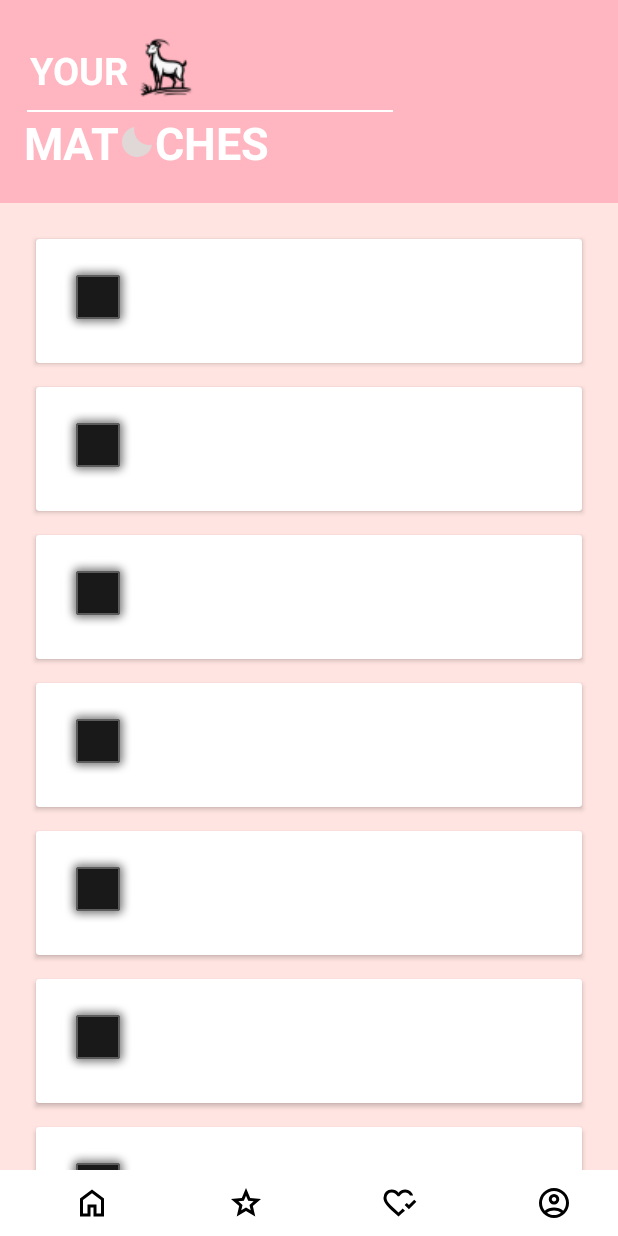
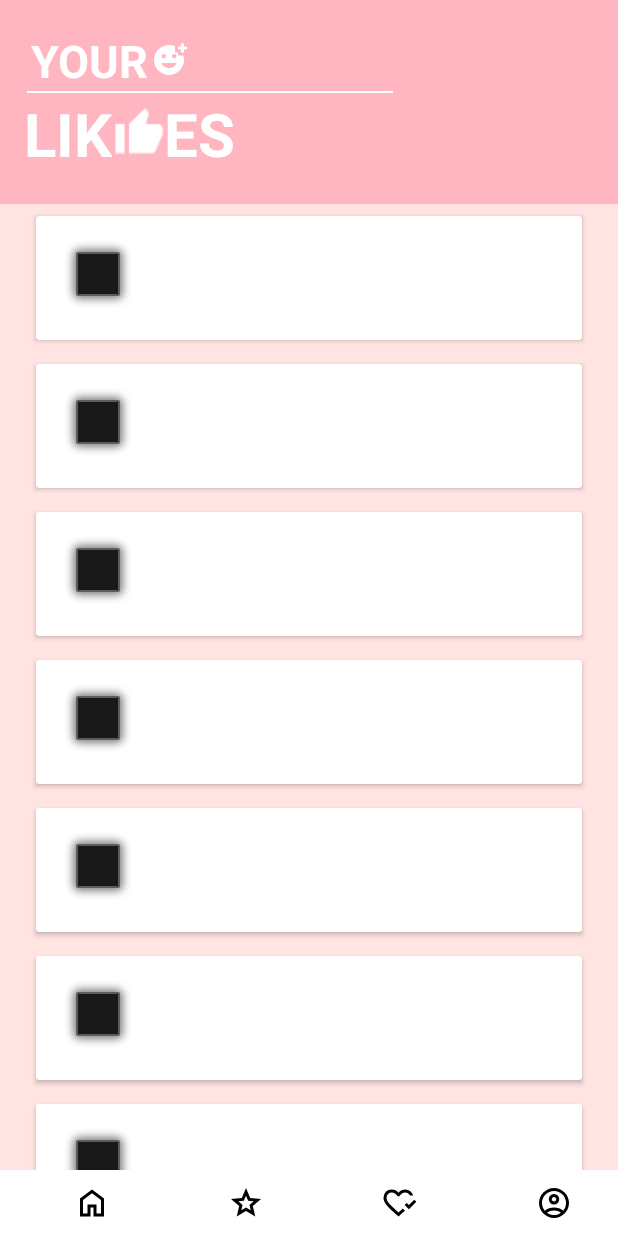
Before and after one commit to ax14n/naughty-sign, an Android app: the screen it shows after launch (MainActivity), on a phone screen of 412 x 824 dp. Run offline under Robolectric (Android 15) with nearby library versions, the phone set to English and light mode, and no system bars; our stand-ins replace data binding; 1 statement that could not run was skipped.

Commit message:
fix scrollview in likes and matches

```diff
--- a/app/src/main/java/com/example/naughty_sign/MainActivity.kt
+++ b/app/src/main/java/com/example/naughty_sign/MainActivity.kt
@@ -82,6 +82,6 @@ class MainActivity : AppCompatActivity() {
         )
         matchesBinding.matchesView.adapter = RecyclerViewAdapter(itemsMatches)
 
-        setContentView(matchesBinding.root)
+        setContentView(likesBinding.root)
     }
 }
--- a/app/src/main/res/layout/likes.xml
+++ b/app/src/main/res/layout/likes.xml
@@ -94,8 +94,9 @@
     <ScrollView
 
         android:layout_width="match_parent"
-        android:layout_height="wrap_content"
-        app:layout_constraintTop_toBottomOf="@+id/header_likes_layout">
+        android:layout_height="0dp"
+        app:layout_constraintTop_toBottomOf="@+id/header_likes_layout"
+        app:layout_constraintBottom_toTopOf="@+id/table_layout">
 
         <!-- Lista de contactos -->
         <LinearLayout
@@ -114,6 +115,7 @@
     </ScrollView>
 
     <TableLayout
+        android:id="@+id/table_layout"
         android:layout_width="match_parent"
         android:layout_height="wrap_content"
         android:background="@color/white"
--- a/app/src/main/res/layout/matches.xml
+++ b/app/src/main/res/layout/matches.xml
@@ -89,9 +89,11 @@
     <ScrollView
 
         android:layout_width="match_parent"
-        android:layout_height="wrap_content"
-        app:layout_constraintTop_toBottomOf="@+id/header_matcher_layout">
+        android:layout_height="0dp"
+        android:orientation="vertical"
 
+        app:layout_constraintTop_toBottomOf="@+id/header_matcher_layout"
+        app:layout_constraintBottom_toTopOf="@+id/table_layout">
         <!-- Lista de contactos -->
         <LinearLayout
             android:layout_width="match_parent"
@@ -110,6 +112,7 @@
 
 
     <TableLayout
+        android:id="@+id/table_layout"
         android:layout_width="match_parent"
         android:layout_height="wrap_content"
         android:background="@color/white"
```
